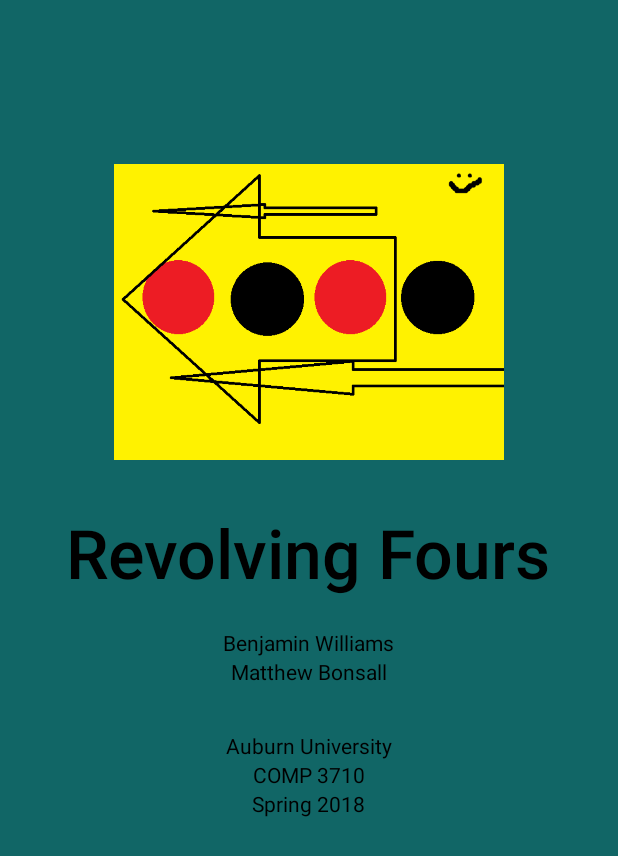
After one commit to mvb0005/RevolvingFours, an Android app: the SplashActivity screen opened directly, with no data from a screen before it, on a phone screen of 412 x 824 dp. The commit adds this screen. Shown: the top 856 px of the screen. Run offline under Robolectric (Android 15) with nearby library versions, the phone set to English and light mode, and no system bars.

Commit message:
Add splash screen

```diff
--- a/app/build.gradle
+++ b/app/build.gradle
@@ -22,6 +22,7 @@ dependencies {
     implementation fileTree(include: ['*.jar'], dir: 'libs')
     implementation 'com.android.support:appcompat-v7:26.1.0'
     implementation 'com.android.support.constraint:constraint-layout:1.1.0'
+    implementation 'com.android.support:design:26.1.0'
     testImplementation 'junit:junit:4.12'
     androidTestImplementation 'com.android.support.test:runner:1.0.1'
     androidTestImplementation 'com.android.support.test.espresso:espresso-core:3.0.1'
--- a/app/src/main/AndroidManifest.xml
+++ b/app/src/main/AndroidManifest.xml
@@ -10,6 +10,16 @@
         android:supportsRtl="true"
         android:theme="@style/Theme.AppCompat.Light.NoActionBar">
         <activity
+            android:name=".SplashActivity"
+            android:label="@string/title_activity_splash"
+            android:theme="@style/Theme.AppCompat.Light.NoActionBar">
+            <intent-filter>
+                <action android:name="android.intent.action.MAIN" />
+
+                <category android:name="android.intent.category.LAUNCHER" />
+            </intent-filter>
+        </activity>
+        <activity
             android:name=".MainActivity"
             android:screenOrientation="portrait">
             <intent-filter>
--- /dev/null
+++ b/app/src/main/java/edu/auburn/respectedprocess/revolvingfour/SplashActivity.java
@@ -0,0 +1,26 @@
+package edu.auburn.respectedprocess.revolvingfour;
+
+import android.content.Intent;
+import android.os.Bundle;
+import android.os.Handler;
+import android.support.design.widget.FloatingActionButton;
+import android.support.design.widget.Snackbar;
+import android.support.v7.app.AppCompatActivity;
+import android.support.v7.widget.Toolbar;
+import android.view.View;
+
+public class SplashActivity extends AppCompatActivity {
+
+    @Override
+    protected void onCreate(Bundle savedInstanceState) {
+        super.onCreate(savedInstanceState);
+        setContentView(R.layout.activity_splash);
+        Handler mHandler = new Handler();
+        mHandler.postDelayed(new Runnable() {
+            @Override
+            public void run() {
+                startActivity(new Intent(SplashActivity.this, MainActivity.class));
+            }
+        }, 5000);
+    }
+}
--- /dev/null
+++ b/app/src/main/res/layout/activity_splash.xml
@@ -0,0 +1,15 @@
+<?xml version="1.0" encoding="utf-8"?>
+<android.support.design.widget.CoordinatorLayout xmlns:android="http://schemas.android.com/apk/res/android"
+    xmlns:app="http://schemas.android.com/apk/res-auto"
+    xmlns:tools="http://schemas.android.com/tools"
+    android:layout_width="match_parent"
+    android:layout_height="match_parent"
+    tools:context="edu.auburn.respectedprocess.revolvingfour.SplashActivity">
+
+
+
+    <include layout="@layout/content_splash" />
+
+
+
+</android.support.design.widget.CoordinatorLayout>
--- /dev/null
+++ b/app/src/main/res/layout/content_splash.xml
@@ -0,0 +1,71 @@
+<?xml version="1.0" encoding="utf-8"?>
+<LinearLayout xmlns:android="http://schemas.android.com/apk/res/android"
+    xmlns:app="http://schemas.android.com/apk/res-auto"
+    xmlns:tools="http://schemas.android.com/tools"
+    android:layout_width="match_parent"
+    android:layout_height="match_parent"
+    android:orientation="vertical"
+    android:background="#166"
+    tools:context="edu.auburn.respectedprocess.revolvingfour.SplashActivity"
+    tools:showIn="@layout/activity_splash">
+
+    <android.support.v4.widget.Space
+        android:layout_width="match_parent"
+        android:layout_height="78dp">
+    </android.support.v4.widget.Space>
+
+    <ImageView
+        android:id="@+id/logo"
+        android:layout_gravity="center"
+        android:layout_width="260dp"
+        android:layout_height="260dp"
+        android:src="@drawable/placeholder">
+    </ImageView>
+
+    <TextView
+        android:layout_width="wrap_content"
+        android:layout_height="wrap_content"
+        android:layout_gravity="center"
+        android:text="@string/splashtext1"
+        android:textSize="45sp"
+        android:textColor="@color/Black"
+        android:fontFamily="sans-serif-medium"/>
+    <android.support.v4.widget.Space
+        android:layout_width="match_parent"
+        android:layout_height="20dp" />
+    <TextView
+        android:layout_gravity="center"
+        android:layout_width="wrap_content"
+        android:layout_height="wrap_content"
+        android:textColor="@color/Black"
+        android:text="@string/splashtext2"/>
+    <TextView
+        android:layout_gravity="center"
+        android:layout_width="wrap_content"
+        android:layout_height="wrap_content"
+        android:textColor="@color/Black"
+        android:text="@string/splashtext3"/>
+    <android.support.v4.widget.Space
+        android:layout_width="match_parent"
+        android:layout_height="30dp" />
+    <TextView
+        android:layout_gravity="center"
+        android:layout_width="wrap_content"
+        android:layout_height="wrap_content"
+        android:textColor="@color/Black"
+        android:text="@string/splashtext4"/>
+    <TextView
+        android:layout_gravity="center"
+        android:layout_width="wrap_content"
+        android:layout_height="wrap_content"
+        android:textColor="@color/Black"
+        android:text="@string/splashtext5"/>
+    <TextView
+        android:layout_gravity="center"
+        android:layout_width="wrap_content"
+        android:layout_height="wrap_content"
+        android:textColor="@color/Black"
+        android:text="@string/splashtext6"/>
+
+
+</LinearLayout>
--- a/app/src/main/res/values/colors.xml
+++ b/app/src/main/res/values/colors.xml
@@ -3,4 +3,5 @@
     <color name="colorPrimary">#3F51B5</color>
     <color name="colorPrimaryDark">#303F9F</color>
     <color name="colorAccent">#FF4081</color>
+    <color name="Black">#000000</color>
 </resources>
--- /dev/null
+++ b/app/src/main/res/values/dimens.xml
@@ -0,0 +1,3 @@
+<resources>
+    <dimen name="fab_margin">16dp</dimen>
+</resources>
--- a/app/src/main/res/values/strings.xml
+++ b/app/src/main/res/values/strings.xml
@@ -3,4 +3,11 @@
     <string name="rotate_left">Rotate Left</string>
     <string name="rotate_180">Rotate 180</string>
     <string name="rotate_right">Rotate Right</string>
+    <string name="title_activity_splash">SplashActivity</string>
+    <string name="splashtext1">Revolving Fours</string>
+    <string name="splashtext2">Benjamin Williams</string>
+    <string name="splashtext3">Matthew Bonsall</string>
+    <string name="splashtext4">Auburn University</string>
+    <string name="splashtext5">COMP 3710</string>
+    <string name="splashtext6">Spring 2018</string>
 </resources>
--- a/app/src/main/res/values/styles.xml
+++ b/app/src/main/res/values/styles.xml
@@ -8,4 +8,8 @@
         <item name="colorAccent">@color/colorAccent</item>
     </style>
 
+    <style name="AppBarOverlay" parent="ThemeOverlay.AppCompat.Dark.ActionBar" />
+
+    <style name="PopupOverlay" parent="ThemeOverlay.AppCompat.Light" />
+
 </resources>
```
Also changed, not shown: app/src/main/res/drawable/placeholder.png (added).
